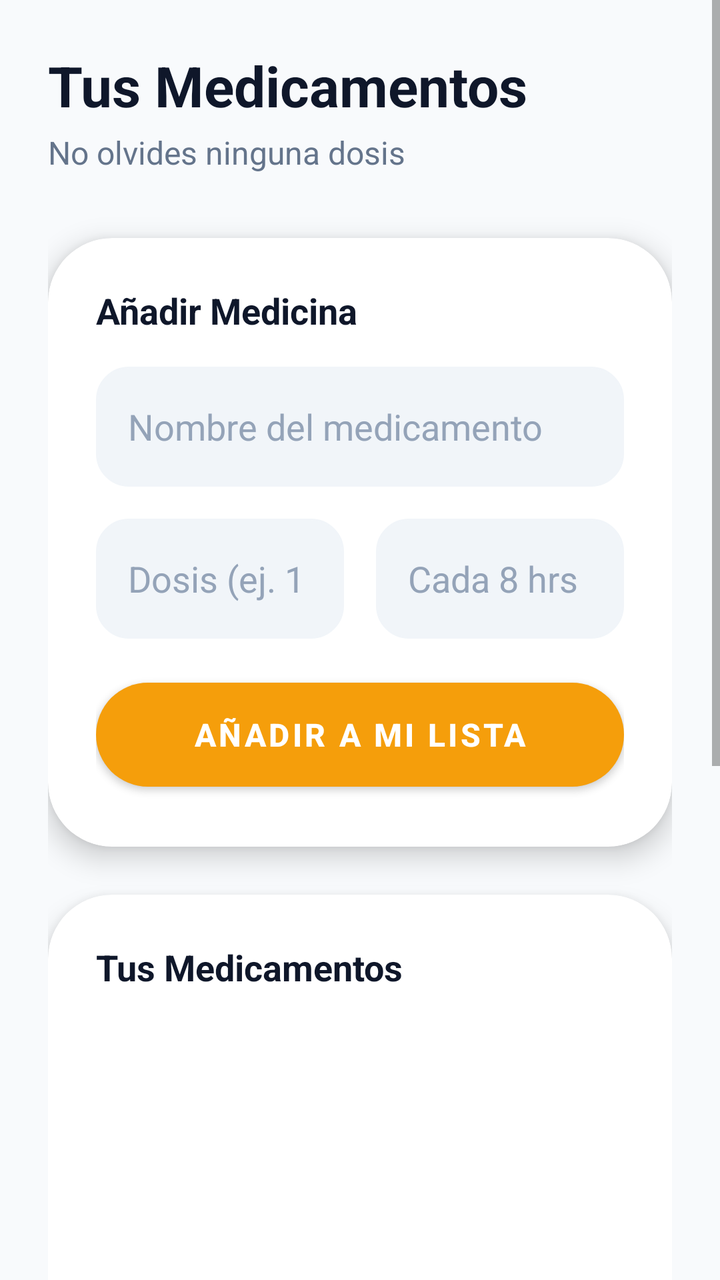
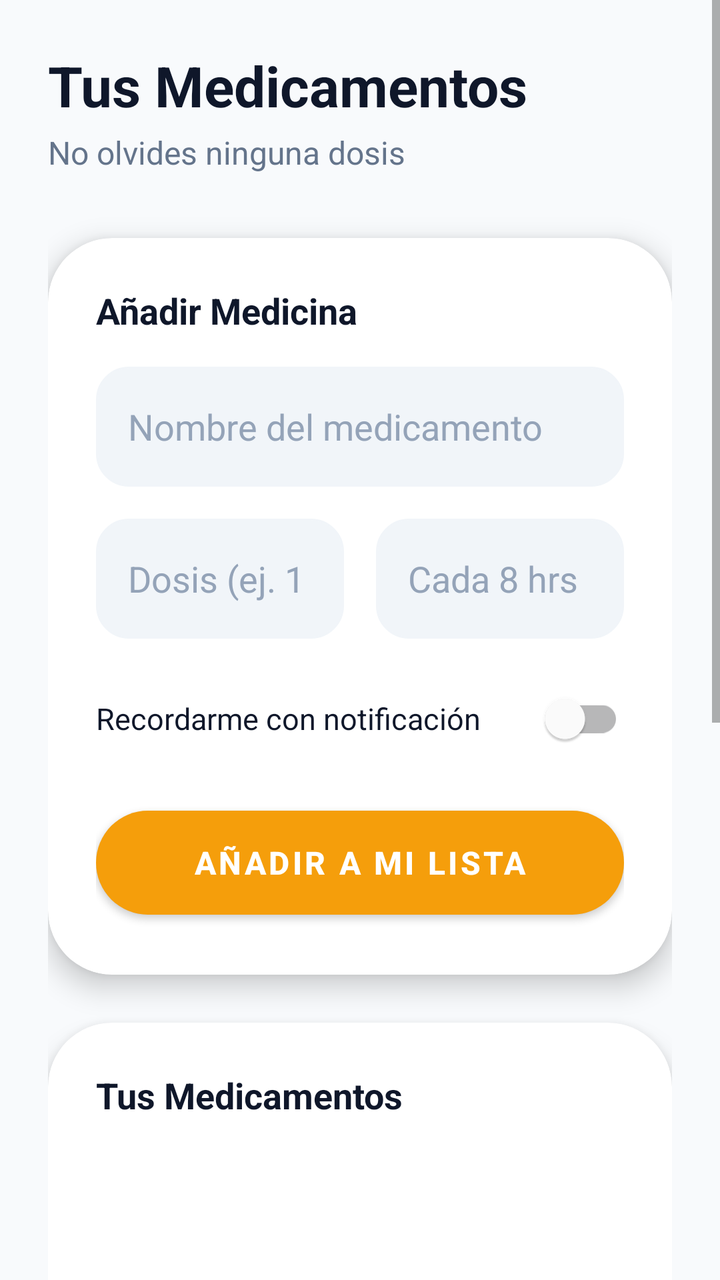

Two renders of the same Android screen: before a commit and after it. Below are the layout's source before the change and the commit's diff.
<!-- AndroidManifest.xml: application theme Theme.Salud_App -->
<!-- res/layout/activity_modulo_medicina.xml -->
<?xml version="1.0" encoding="utf-8"?>
<ScrollView xmlns:android="http://schemas.android.com/apk/res/android"
    xmlns:app="http://schemas.android.com/apk/res-auto"
    xmlns:tools="http://schemas.android.com/tools"
    android:layout_width="match_parent"
    android:layout_height="match_parent"
    android:background="#F8FAFC"
    android:fillViewport="true">

    <androidx.constraintlayout.widget.ConstraintLayout
        android:layout_width="match_parent"
        android:layout_height="wrap_content"
        android:padding="24dp"
        tools:context=".ModuloMedicina">

        
        <TextView
            android:id="@+id/tvTitle"
            android:layout_width="wrap_content"
            android:layout_height="wrap_content"
            android:text="Tus Medicamentos"
            android:textColor="#0F172A"
            android:textSize="28sp"
            android:textStyle="bold"
            app:layout_constraintStart_toStartOf="parent"
            app:layout_constraintTop_toTopOf="parent" />

        <TextView
            android:id="@+id/tvSubtitle"
            android:layout_width="wrap_content"
            android:layout_height="wrap_content"
            android:layout_marginTop="4dp"
            android:text="No olvides ninguna dosis"
            android:textColor="#64748B"
            android:textSize="16sp"
            app:layout_constraintStart_toStartOf="parent"
            app:layout_constraintTop_toBottomOf="@id/tvTitle" />

        
        <com.google.android.material.card.MaterialCardView
            android:id="@+id/cardInput"
            android:layout_width="0dp"
            android:layout_height="wrap_content"
            android:layout_marginTop="32dp"
            app:cardBackgroundColor="@android:color/white"
            app:cardCornerRadius="32dp"
            app:cardElevation="8dp"
            app:strokeWidth="0dp"
            app:layout_constraintEnd_toEndOf="parent"
            app:layout_constraintStart_toStartOf="parent"
            app:layout_constraintTop_toBottomOf="@id/tvSubtitle">

            <androidx.constraintlayout.widget.ConstraintLayout
                android:layout_width="match_parent"
                android:layout_height="wrap_content"
                android:padding="24dp">

                <TextView
                    android:id="@+id/tvInputLabel"
                    android:layout_width="wrap_content"
                    android:layout_height="wrap_content"
                    android:text="Añadir Medicina"
                    android:textColor="#0F172A"
                    android:textSize="18sp"
                    android:textStyle="bold"
                    app:layout_constraintStart_toStartOf="parent"
                    app:layout_constraintTop_toTopOf="parent" />

                <EditText
                    android:id="@+id/etNombreMedicina"
                    android:layout_width="0dp"
                    android:layout_height="60dp"
                    android:layout_marginTop="16dp"
                    android:background="@drawable/rounded_edittext"
                    android:backgroundTint="#F1F5F9"
                    android:hint="Nombre del medicamento"
                    android:textColorHint="#94A3B8"
                    android:textColor="#0F172A"
                    android:inputType="text"
                    android:paddingHorizontal="16dp"
                    app:layout_constraintEnd_toEndOf="parent"
                    app:layout_constraintStart_toStartOf="parent"
                    app:layout_constraintTop_toBottomOf="@id/tvInputLabel" />

                <LinearLayout
                    android:id="@+id/llDosisFrecuencia"
                    android:layout_width="match_parent"
                    android:layout_height="wrap_content"
                    android:layout_marginTop="16dp"
                    android:orientation="horizontal"
                    android:weightSum="2"
                    app:layout_constraintTop_toBottomOf="@id/etNombreMedicina">

                    <EditText
                        android:id="@+id/etDosis"
                        android:layout_width="0dp"
                        android:layout_height="60dp"
                        android:layout_marginEnd="8dp"
                        android:layout_weight="1"
                        android:background="@drawable/rounded_edittext"
                        android:backgroundTint="#F1F5F9"
                        android:hint="Dosis (ej. 1 pastilla)"
                        android:textColorHint="#94A3B8"
                        android:textColor="#0F172A"
                        android:inputType="text"
                        android:paddingHorizontal="16dp" />

                    <EditText
                        android:id="@+id/etFrecuencia"
                        android:layout_width="0dp"
                        android:layout_height="60dp"
                        android:layout_marginStart="8dp"
                        android:layout_weight="1"
                        android:background="@drawable/rounded_edittext"
                        android:backgroundTint="#F1F5F9"
                        android:hint="Cada 8 hrs"
                        android:textColorHint="#94A3B8"
                        android:textColor="#0F172A"
                        android:inputType="text"
                        android:paddingHorizontal="16dp" />
                </LinearLayout>

                <com.google.android.material.button.MaterialButton
                    android:id="@+id/btnAnadirMedicina"
                    android:layout_width="0dp"
                    android:layout_height="64dp"
                    android:layout_marginTop="16dp"
                    android:text="Añadir a mi lista"
                    android:textColor="@android:color/white"
                    android:textSize="16sp"
                    android:textStyle="bold"
                    app:backgroundTint="#F59E0B"
                    app:cornerRadius="32dp"
                    app:layout_constraintEnd_toEndOf="parent"
                    app:layout_constraintStart_toStartOf="parent"
                    app:layout_constraintTop_toBottomOf="@id/llDosisFrecuencia" />

            </androidx.constraintlayout.widget.ConstraintLayout>
        </com.google.android.material.card.MaterialCardView>

        
        <com.google.android.material.card.MaterialCardView
            android:id="@+id/cardLista"
            android:layout_width="0dp"
            android:layout_height="250dp"
            android:layout_marginTop="24dp"
            app:cardBackgroundColor="@android:color/white"
            app:cardCornerRadius="32dp"
            app:cardElevation="8dp"
            app:strokeWidth="0dp"
            app:layout_constraintEnd_toEndOf="parent"
            app:layout_constraintStart_toStartOf="parent"
            app:layout_constraintTop_toBottomOf="@id/cardInput">

            <androidx.constraintlayout.widget.ConstraintLayout
                android:layout_width="match_parent"
                android:layout_height="match_parent"
                android:padding="24dp">

                <TextView
                    android:id="@+id/tvListTitle"
                    android:layout_width="wrap_content"
                    android:layout_height="wrap_content"
                    android:text="Tus Medicamentos"
                    android:textColor="#0F172A"
                    android:textSize="18sp"
                    android:textStyle="bold"
                    app:layout_constraintStart_toStartOf="parent"
                    app:layout_constraintTop_toTopOf="parent" />

                
                <ListView
                    android:id="@+id/lvMedicamentos"
                    android:layout_width="0dp"
                    android:layout_height="0dp"
                    android:layout_marginTop="16dp"
                    android:divider="@android:color/transparent"
                    android:dividerHeight="8dp"
                    app:layout_constraintBottom_toBottomOf="parent"
                    app:layout_constraintEnd_toEndOf="parent"
                    app:layout_constraintStart_toStartOf="parent"
                    app:layout_constraintTop_toBottomOf="@id/tvListTitle" />

            </androidx.constraintlayout.widget.ConstraintLayout>
        </com.google.android.material.card.MaterialCardView>

        
        <com.google.android.material.card.MaterialCardView
            android:id="@+id/cardChart"
            android:layout_width="0dp"
            android:layout_height="300dp"
            android:layout_marginTop="24dp"
            android:layout_marginBottom="24dp"
            app:cardBackgroundColor="@android:color/white"
            app:cardCornerRadius="32dp"
            app:cardElevation="8dp"
            app:strokeWidth="0dp"
            app:layout_constraintBottom_toBottomOf="parent"
            app:layout_constraintEnd_toEndOf="parent"
            app:layout_constraintStart_toStartOf="parent"
            app:layout_constraintTop_toBottomOf="@id/cardLista">

            <androidx.constraintlayout.widget.ConstraintLayout
                android:layout_width="match_parent"
                android:layout_height="match_parent"
                android:padding="24dp">

                <TextView
                    android:id="@+id/tvChartTitle"
                    android:layout_width="wrap_content"
                    android:layout_height="wrap_content"
                    android:text="Adherencia a Medicación"
                    android:textColor="#0F172A"
                    android:textSize="18sp"
                    android:textStyle="bold"
                    app:layout_constraintStart_toStartOf="parent"
                    app:layout_constraintTop_toTopOf="parent" />

                <com.github.mikephil.charting.charts.BarChart
                    android:id="@+id/barChartMedicina"
                    android:layout_width="0dp"
                    android:layout_height="0dp"
                    android:layout_marginTop="16dp"
                    app:layout_constraintBottom_toBottomOf="parent"
                    app:layout_constraintEnd_toEndOf="parent"
                    app:layout_constraintStart_toStartOf="parent"
                    app:layout_constraintTop_toBottomOf="@id/tvChartTitle" />

            </androidx.constraintlayout.widget.ConstraintLayout>
        </com.google.android.material.card.MaterialCardView>

    </androidx.constraintlayout.widget.ConstraintLayout>
</ScrollView>
<!-- resources referenced by this layout -->
<resources>
  <!-- drawable rounded_edittext (drawable) -->
  <?xml version="1.0" encoding="utf-8"?>
  <shape xmlns:android="http://schemas.android.com/apk/res/android"
      android:shape="rectangle">
      <solid android:color="#F1F5F9" />
      <corners android:radius="16dp" />
      <stroke
          android:width="1dp"
          android:color="#E2E8F0" />
  </shape>
  <style name="Theme.Salud_App" parent="Theme.MaterialComponents.Light.NoActionBar">
          
          <item name="colorPrimary">@color/colorPrimary</item>
          <item name="colorOnPrimary">@color/colorOnPrimary</item>
          
          <item name="colorSecondary">@color/colorSecondary</item>
          <item name="colorOnSecondary">@color/colorOnSecondary</item>
          
          <item name="android:colorBackground">@color/colorBackground</item>
          <item name="colorSurface">@color/colorSurface</item>
          <item name="colorOnSurface">@color/colorOnSurface</item>
          
          
          <item name="android:statusBarColor">@color/colorBackground</item>
          <item name="android:windowLightStatusBar">true</item>
          
          
          <item name="cornerFamily">rounded</item>
          <item name="cornerSize">16dp</item>
      </style>
  <color name="colorPrimary">#1A73E8</color>
  <color name="colorOnPrimary">#FFFFFF</color>
  <color name="colorSecondary">#FF3366</color>
  <color name="colorOnSecondary">#FFFFFF</color>
  <color name="colorBackground">#F8F9FA</color>
  <color name="colorSurface">#FFFFFF</color>
  <color name="colorOnSurface">#202124</color>
</resources>

<!-- the commit's change to res/layout/activity_modulo_medicina.xml (unified diff, before → after) -->
@@ -120,6 +120,33 @@
                         android:paddingHorizontal="16dp" />
                 </LinearLayout>
 
+                
+                <com.google.android.material.switchmaterial.SwitchMaterial
+                    android:id="@+id/swRecordatorio"
+                    android:layout_width="0dp"
+                    android:layout_height="wrap_content"
+                    android:layout_marginTop="16dp"
+                    android:text="Recordarme con notificación"
+                    android:textColor="#0F172A"
+                    android:textSize="15sp"
+                    app:layout_constraintEnd_toEndOf="parent"
+                    app:layout_constraintStart_toStartOf="parent"
+                    app:layout_constraintTop_toBottomOf="@id/llDosisFrecuencia" />
+
+                <com.google.android.material.button.MaterialButton
+                    android:id="@+id/btnHoraRecordatorio"
+                    style="@style/Widget.MaterialComponents.Button.OutlinedButton"
+                    android:layout_width="0dp"
+                    android:layout_height="56dp"
+                    android:layout_marginTop="12dp"
+                    android:text="Elegir hora"
+                    android:textColor="#F59E0B"
+                    android:visibility="gone"
+                    app:cornerRadius="28dp"
+                    app:layout_constraintEnd_toEndOf="parent"
+                    app:layout_constraintStart_toStartOf="parent"
+                    app:layout_constraintTop_toBottomOf="@id/swRecordatorio" />
+
                 <com.google.android.material.button.MaterialButton
                     android:id="@+id/btnAnadirMedicina"
                     android:layout_width="0dp"
@@ -133,7 +160,7 @@
                     app:cornerRadius="32dp"
                     app:layout_constraintEnd_toEndOf="parent"
                     app:layout_constraintStart_toStartOf="parent"
-                    app:layout_constraintTop_toBottomOf="@id/llDosisFrecuencia" />
+                    app:layout_constraintTop_toBottomOf="@id/btnHoraRecordatorio" />
 
             </androidx.constraintlayout.widget.ConstraintLayout>
         </com.google.android.material.card.MaterialCardView>
